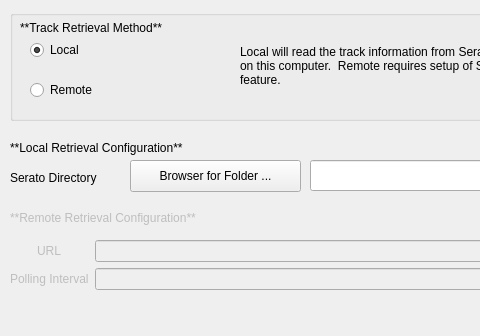
This is nowplaying/resources/inputs_serato_ui.ui in e1miran/Now-Playing-Serato as Qt 5 draws it before an edit; both pictures show x 0 to 480 and y 0 to 336 of the 640 by 480 pixel window. The edited form follows.
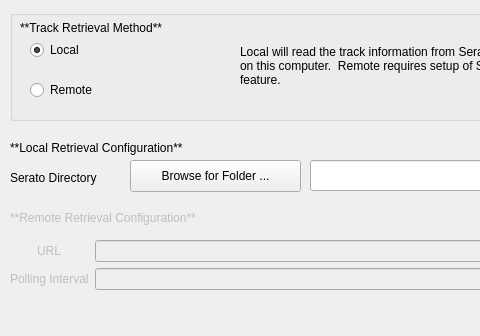
This is the edited form.

```diff
--- a/nowplaying/resources/inputs_serato_ui.ui
+++ b/nowplaying/resources/inputs_serato_ui.ui
@@ -132,7 +132,7 @@
     </rect>
    </property>
    <property name="text">
-    <string>Browser for Folder ...</string>
+    <string>Browse for Folder ...</string>
    </property>
   </widget>
   <widget class="QLineEdit" name="local_dir_lineedit">
```
